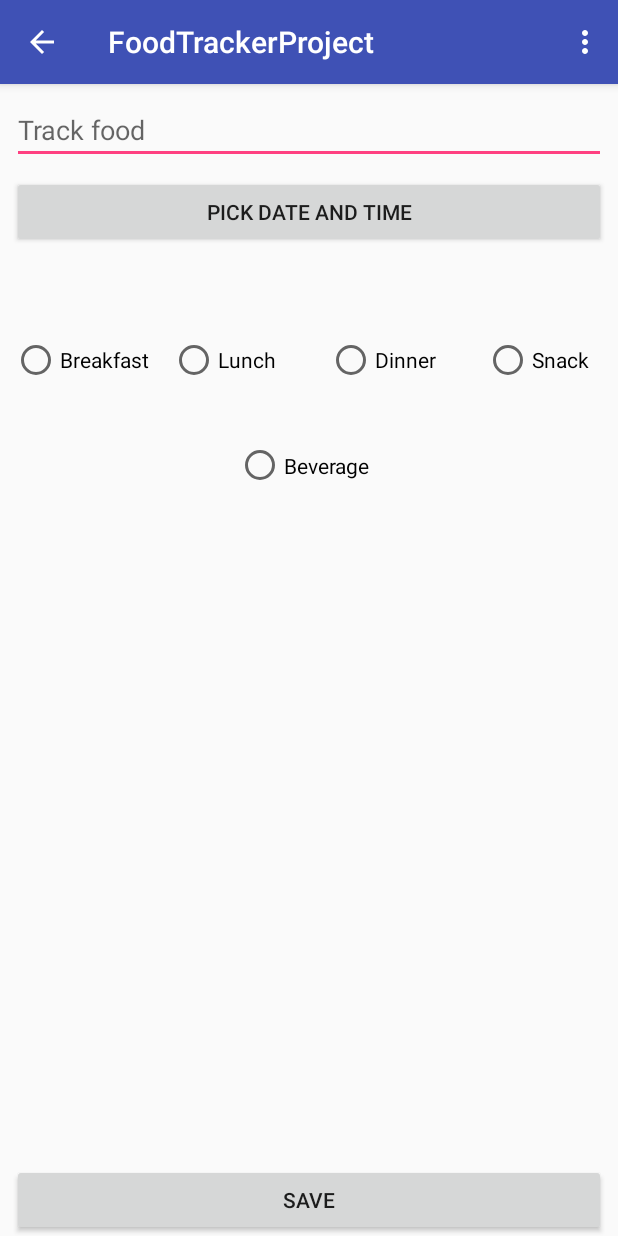
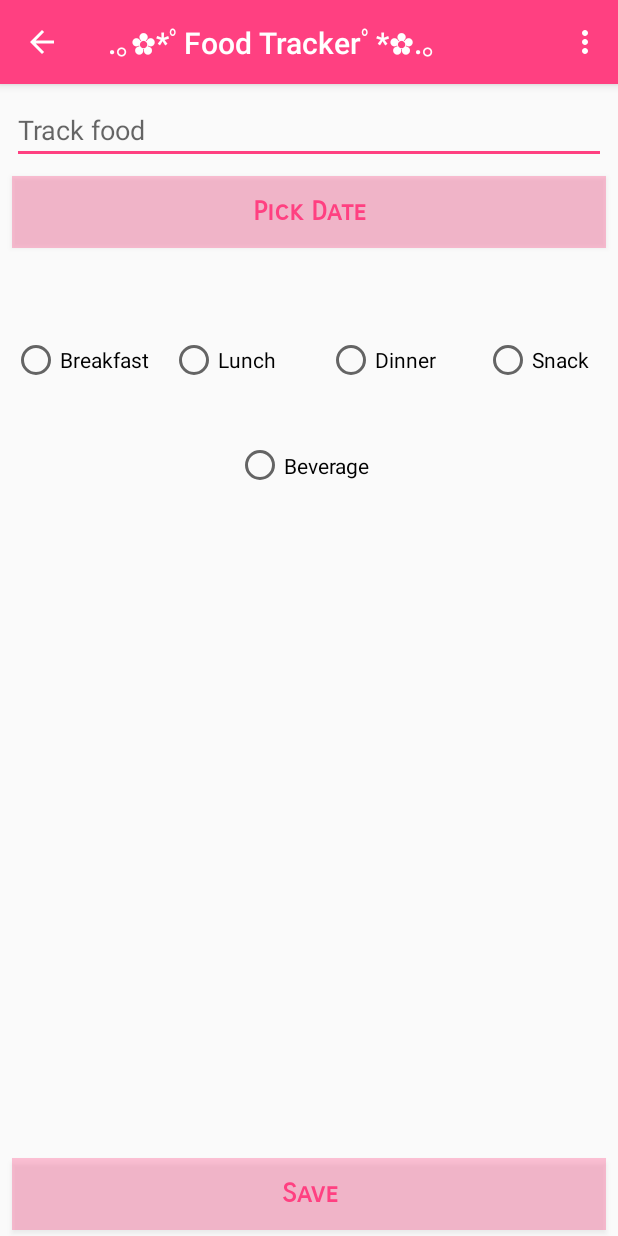
Before and after one commit to AlphaHydroxy/FoodTrackerProject, an Android app: the screen it shows after launch (AddMealActivity), in the options menu, after a tap on "Add meal", on a phone screen of 412 x 824 dp. Run offline under Robolectric (Android 15) with nearby library versions, the phone set to English and light mode, and no system bars.

Commit message:
added array adapter

```diff
--- a/app/src/main/java/com/example/user/foodtrackerproject/AddMealActivity.java
+++ b/app/src/main/java/com/example/user/foodtrackerproject/AddMealActivity.java
@@ -15,6 +15,7 @@ import android.widget.DatePicker;
 import android.widget.EditText;
 import android.widget.RadioButton;
 import android.widget.TextView;
+import android.widget.Toast;
 
 import java.io.Serializable;
 import java.util.ArrayList;
@@ -82,6 +83,7 @@ public class AddMealActivity extends AppCompatActivity implements AdapterView.On
                 Intent intent = new Intent(AddMealActivity.this, MainActivity.class);
                 intent.putExtra("food", eatFoodEvent);
                 startActivity(intent);
+                Toast.makeText(AddMealActivity.this, "Meal Added", Toast.LENGTH_LONG).show();
             }
         });
     }
--- a/app/src/main/java/com/example/user/foodtrackerproject/MainActivity.java
+++ b/app/src/main/java/com/example/user/foodtrackerproject/MainActivity.java
@@ -22,6 +22,9 @@ import com.google.gson.reflect.TypeToken;
 
 import java.lang.reflect.Array;
 import java.util.ArrayList;
+
+import static android.R.attr.name;
+
 
 public class MainActivity extends AppCompatActivity {
     ArrayList<EatFood> allTheEatenFood;
@@ -53,9 +56,22 @@ public class MainActivity extends AppCompatActivity {
         SharedPreferences.Editor editor = sharedPref.edit();
         editor.putString("AllTheEatenFood", gson.toJson(allTheEatenFood));
         editor.apply();
+
+//        Toast.makeText(this, "Meal Added", Toast.LENGTH_LONG).show();
+
         MainActivityAdapter mainActivityAdapter = new MainActivityAdapter(this, allTheEatenFood);
         ListView listview = (ListView)findViewById(R.id.launcherlist);
         listview.setAdapter(mainActivityAdapter);
+
+
+
+
+
+        String foodString = "";
+
+        for (EatFood eatFood : allTheEatenFood){
+//            foodString += name.getName + " " ;
+        }
 
     }
 
--- a/app/src/main/res/layout/activity_add_meal.xml
+++ b/app/src/main/res/layout/activity_add_meal.xml
@@ -30,21 +30,29 @@
 
     <Button
         android:id="@+id/date_time_picker"
+        style="@style/Widget.AppCompat.Button"
         android:layout_width="0dp"
         android:layout_height="wrap_content"
-        android:text="Pick Date and Time"
+        android:layout_marginBottom="287dp"
+        android:layout_marginEnd="8dp"
         android:layout_marginLeft="8dp"
+        android:layout_marginRight="8dp"
+        android:layout_marginStart="8dp"
+        android:layout_marginTop="8dp"
+        android:background="@color/colorPrimaryDark"
+        android:elevation="24dp"
+        android:fontFamily="sans-serif-smallcaps"
+        android:text="Pick Date"
+        android:textAppearance="@style/TextAppearance.AppCompat.Caption"
+        android:textColor="@color/colorAccent"
+        android:textSize="18sp"
+        android:textStyle="bold"
+        app:layout_constraintBottom_toBottomOf="parent"
+        app:layout_constraintHorizontal_bias="0.0"
         app:layout_constraintLeft_toLeftOf="parent"
-        android:layout_marginRight="8dp"
         app:layout_constraintRight_toRightOf="parent"
-        android:layout_marginTop="8dp"
         app:layout_constraintTop_toBottomOf="@+id/foodinput"
-        app:layout_constraintBottom_toBottomOf="parent"
-        android:layout_marginBottom="287dp"
-        app:layout_constraintVertical_bias="0.0"
-        app:layout_constraintHorizontal_bias="0.0"
-        android:layout_marginStart="8dp"
-        android:layout_marginEnd="8dp"/>
+        app:layout_constraintVertical_bias="0.0"/>
 
     <TextView
         android:id="@+id/show_date_time"
@@ -69,14 +77,21 @@
         style="@style/Widget.AppCompat.Button"
         android:layout_width="0dp"
         android:layout_height="wrap_content"
+        android:layout_marginBottom="4dp"
         android:layout_marginEnd="8dp"
         android:layout_marginLeft="8dp"
         android:layout_marginRight="8dp"
         android:layout_marginStart="8dp"
-        android:elevation="0dp"
+        android:background="@color/colorPrimaryDark"
+        android:elevation="24dp"
+        android:fontFamily="sans-serif-smallcaps"
         android:text="Save"
+        android:textAllCaps="false"
+        android:textColor="@color/colorAccent"
+        android:textSize="18sp"
+        android:textStyle="bold"
         app:layout_constraintBottom_toBottomOf="parent"
-        app:layout_constraintHorizontal_bias="1.0"
+        app:layout_constraintHorizontal_bias="0.0"
         app:layout_constraintLeft_toLeftOf="parent"
         app:layout_constraintRight_toRightOf="parent"/>
 
--- a/app/src/main/res/menu/main.xml
+++ b/app/src/main/res/menu/main.xml
@@ -5,5 +5,5 @@
         android:id="@+id/add_meal"
         android:orderInCategory="100"
         android:title="Add meal"
-        app:showAsAction="never"/>
+        />
 </menu>
--- a/app/src/main/res/values/colors.xml
+++ b/app/src/main/res/values/colors.xml
@@ -1,6 +1,6 @@
 <?xml version="1.0" encoding="utf-8"?>
 <resources>
-    <color name="colorPrimary">#3F51B5</color>
-    <color name="colorPrimaryDark">#303F9F</color>
-    <color name="colorAccent">#FF4081</color>
+    <color name="colorPrimary">#FFFF4081</color>
+    <color name="colorPrimaryDark">#50ff4081</color>
+    <color name="colorAccent">#ff4081</color>
 </resources>
--- a/app/src/main/res/values/strings.xml
+++ b/app/src/main/res/values/strings.xml
@@ -1,6 +1,6 @@
 <resources>
     <string name="preference_file_key">ADDEDFOOD</string>
-    <string name="app_name">FoodTrackerProject</string>
+    <string name="app_name">.｡✿*ﾟFood Trackerﾟ*✿.｡</string>
     <string name="title_activity_show_all_main">Add meal</string>
     <string name="title_activity_main">MainActivity</string>
 
```
Also changed, not shown: app/src/main/java/com/example/user/foodtrackerproject/MainActivityAdapter.java (+10 -0 lines).
